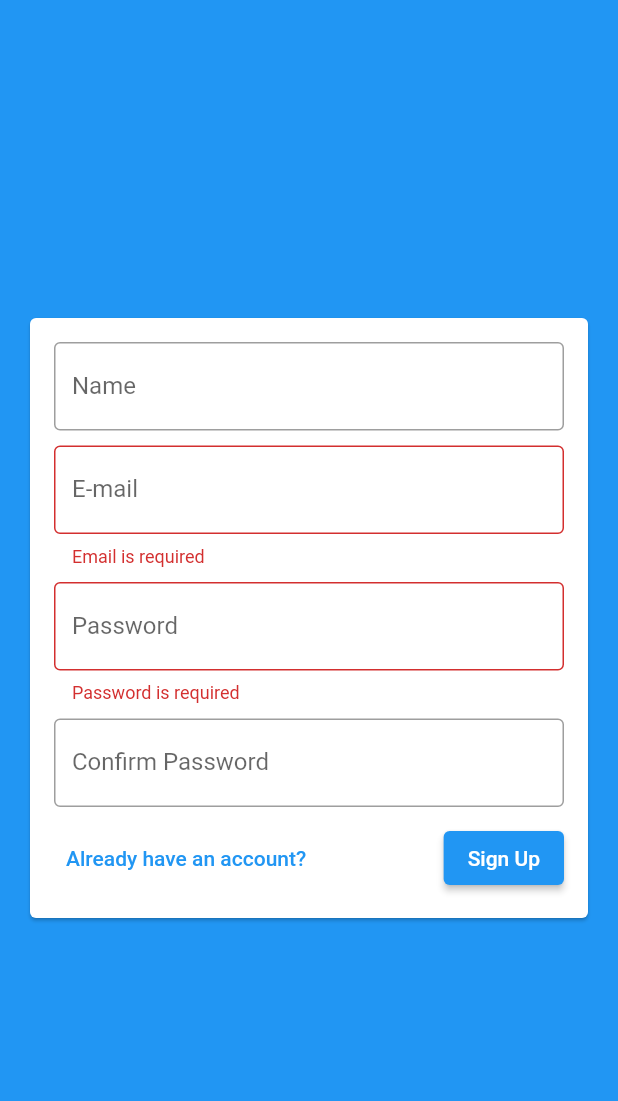
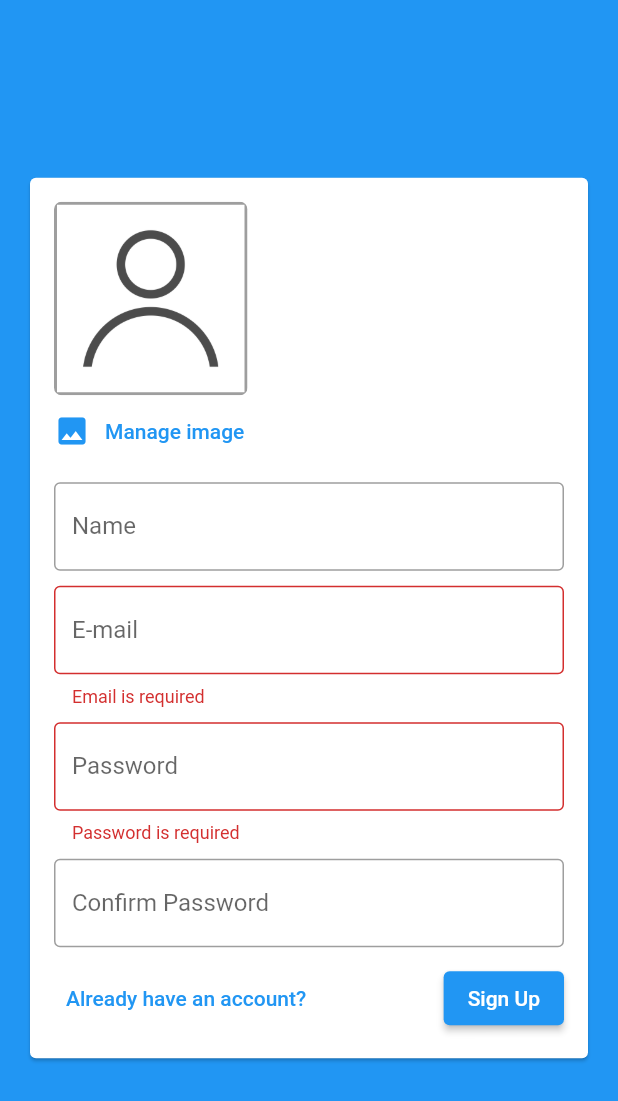
Before and after one commit to caiovcruz/chat, a Flutter app: the screen it shows after launch, after a tap on "Login", after a tap on "Create a new account?", on a phone screen of 412 x 824 dp. Shown: the top 1101 px of the screen. Run offline on Flutter 3.47's test engine with Material 2 defaults, Android fonts, the phone set to English and light mode, and no system bars; our stand-ins replace image_picker.

Commit message:
Working on user profile image feature,

```diff
--- a/lib/components/auth_form.dart
+++ b/lib/components/auth_form.dart
@@ -1,8 +1,10 @@
+import 'dart:io';
+
 import 'package:flutter/material.dart';
 
 import '../models/auth_form_data.dart';
-import '../utils/loading_util.dart';
 import '../utils/text_field_validator.dart';
+import 'user_image_picker.dart';
 
 class AuthForm extends StatefulWidget {
   final void Function(AuthFormData) onSubmit;
@@ -20,8 +22,23 @@ class _AuthFormState extends State<AuthForm> {
   final _formKey = GlobalKey<FormState>();
   final _formData = AuthFormData();
 
+  void _showMessage({required String message, bool isError = false}) {
+    ScaffoldMessenger.of(context).showSnackBar(SnackBar(
+      content: Text(message),
+      backgroundColor: isError ? Theme.of(context).errorColor : null,
+    ));
+  }
+
+  void _onImagePick(File image) {
+    _formData.image = image;
+  }
+
   void _submit() {
     if (_formKey.currentState?.validate() ?? false) {
+      if (_formData.image == null && _formData.isSignUp) {
+        return _showMessage(message: 'Image not selected!', isError: true);
+      }
+
       widget.onSubmit(_formData);
     }
   }
@@ -38,6 +55,8 @@ class _AuthFormState extends State<AuthForm> {
             spacing: 10,
             runSpacing: 10,
             children: [
+              if (_formData.isSignUp)
+                UserImagePicker(onImagePick: _onImagePick),
               if (_formData.isSignUp)
                 TextFormField(
                   key: const ValueKey('name'),
--- /dev/null
+++ b/lib/components/user_image.dart
@@ -0,0 +1,37 @@
+import 'dart:io';
+
+import 'package:flutter/material.dart';
+
+class UserImage extends StatelessWidget {
+  final File? image;
+
+  const UserImage({
+    Key? key,
+    this.image,
+  }) : super(key: key);
+
+  @override
+  Widget build(BuildContext context) {
+    return ClipRRect(
+      borderRadius: BorderRadius.circular(5),
+      child: Container(
+        decoration: BoxDecoration(
+          border: Border.all(width: 2, color: Colors.grey),
+        ),
+        child: image != null
+            ? Image.file(
+                image!,
+                width: 125,
+                height: 125,
+                fit: BoxFit.cover,
+              )
+            : Image.asset(
+                'assets/images/user_image_placeholder.png',
+                width: 125,
+                height: 125,
+                fit: BoxFit.cover,
+              ),
+      ),
+    );
+  }
+}
--- /dev/null
+++ b/lib/components/user_image_picker.dart
@@ -0,0 +1,120 @@
+import 'dart:io';
+
+import 'package:flutter/material.dart';
+import 'package:image_picker/image_picker.dart';
+
+import 'user_image.dart';
+
+class UserImagePicker extends StatefulWidget {
+  final void Function(File) onImagePick;
+
+  const UserImagePicker({
+    Key? key,
+    required this.onImagePick,
+  }) : super(key: key);
+
+  @override
+  State<UserImagePicker> createState() => _UserImagePickerState();
+}
+
+class _UserImagePickerState extends State<UserImagePicker> {
+  File? _image;
+
+  Future<void> _pickImage({bool isFromGallery = false}) async {
+    final picker = ImagePicker();
+
+    final pickedImage = await picker.pickImage(
+      source: isFromGallery ? ImageSource.gallery : ImageSource.camera,
+      imageQuality: 50,
+      maxWidth: 150,
+    );
+
+    if (pickedImage != null) {
+      setState(() {
+        _image = File(pickedImage.path);
+      });
+
+      widget.onImagePick(_image!);
+    }
+  }
+
+  @override
+  Widget build(BuildContext context) {
+    return Column(
+      crossAxisAlignment: CrossAxisAlignment.start,
+      children: [
+        UserImage(image: _image),
+        TextButton(
+          style: TextButton.styleFrom(padding: EdgeInsets.zero),
+          onPressed: () => _manageImage(context),
+          child: Row(
+            mainAxisAlignment: MainAxisAlignment.center,
+            mainAxisSize: MainAxisSize.min,
+            children: [
+              Icon(
+                Icons.image,
+                color: Theme.of(context).colorScheme.primary,
+              ),
+              const SizedBox(width: 10),
+              const Text('Manage image'),
+            ],
+          ),
+        ),
+      ],
+    );
+  }
+
+  void _manageImage(BuildContext context) {
+    showDialog(
+      context: context,
+      builder: (ctx) {
+        return AlertDialog(
+          shape: const RoundedRectangleBorder(
+            borderRadius: BorderRadius.all(
+              Radius.circular(
+                10.0,
+              ),
+            ),
+          ),
+          content: Column(
+            mainAxisSize: MainAxisSize.min,
+            crossAxisAlignment: CrossAxisAlignment.stretch,
+            children: <Widget>[
+              ElevatedButton.icon(
+                onPressed: () {
+                  _pickImage();
+                  Navigator.of(ctx).pop();
+                },
+                icon: const Icon(Icons.photo_camera_rounded),
+                label: const Text('Take a picture'),
+              ),
+              ElevatedButton.icon(
+                onPressed: () {
+                  _pickImage(isFromGallery: true);
+                  Navigator.of(ctx).pop();
+                },
+                icon: const Icon(Icons.image_search_rounded),
+                label: const Text('Choose from gallery'),
+              ),
+              OutlinedButton(
+                style: OutlinedButton.styleFrom(
+                    side: const BorderSide(
+                        width: 1, color: Colors.red, style: BorderStyle.solid)),
+                child: const Text(
+                  "Remove image",
+                  style: TextStyle(
+                    color: Colors.red,
+                  ),
+                ),
+                onPressed: () {
+                  setState(() => _image = null);
+                  Navigator.of(ctx).pop();
+                },
+              ),
+            ],
+          ),
+        );
+      },
+    );
+  }
+}
--- a/pubspec.yaml
+++ b/pubspec.yaml
@@ -34,6 +34,7 @@ dependencies:
   # The following adds the Cupertino Icons font to your application.
   # Use with the CupertinoIcons class for iOS style icons.
   cupertino_icons: ^1.0.2
+  image_picker: ^0.8.5+3
 
 dev_dependencies:
   flutter_test:
@@ -58,8 +59,8 @@ flutter:
   uses-material-design: true
 
   # To add assets to your application, add an assets section, like this:
-  # assets:
-  #   - images/a_dot_burr.jpeg
+  assets:
+    - assets/images/user_image_placeholder.png
   #   - images/a_dot_ham.jpeg
 
   # An image asset can refer to one or more resolution-specific "variants", see
```
Also changed, not shown: lib/models/chat_user.dart (added, +13 -0 lines), lib/pages/auth_page.dart (+17 -6 lines), assets/images/user_image_placeholder.png (added), 1 other file.
